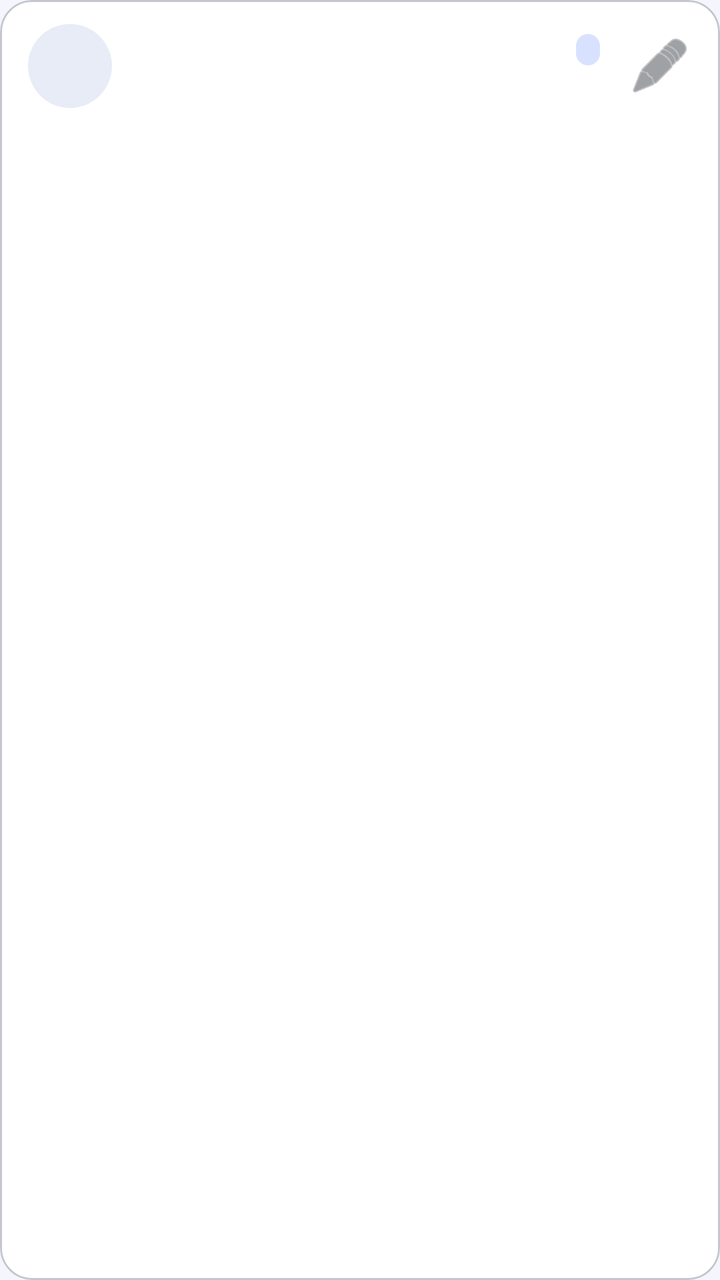
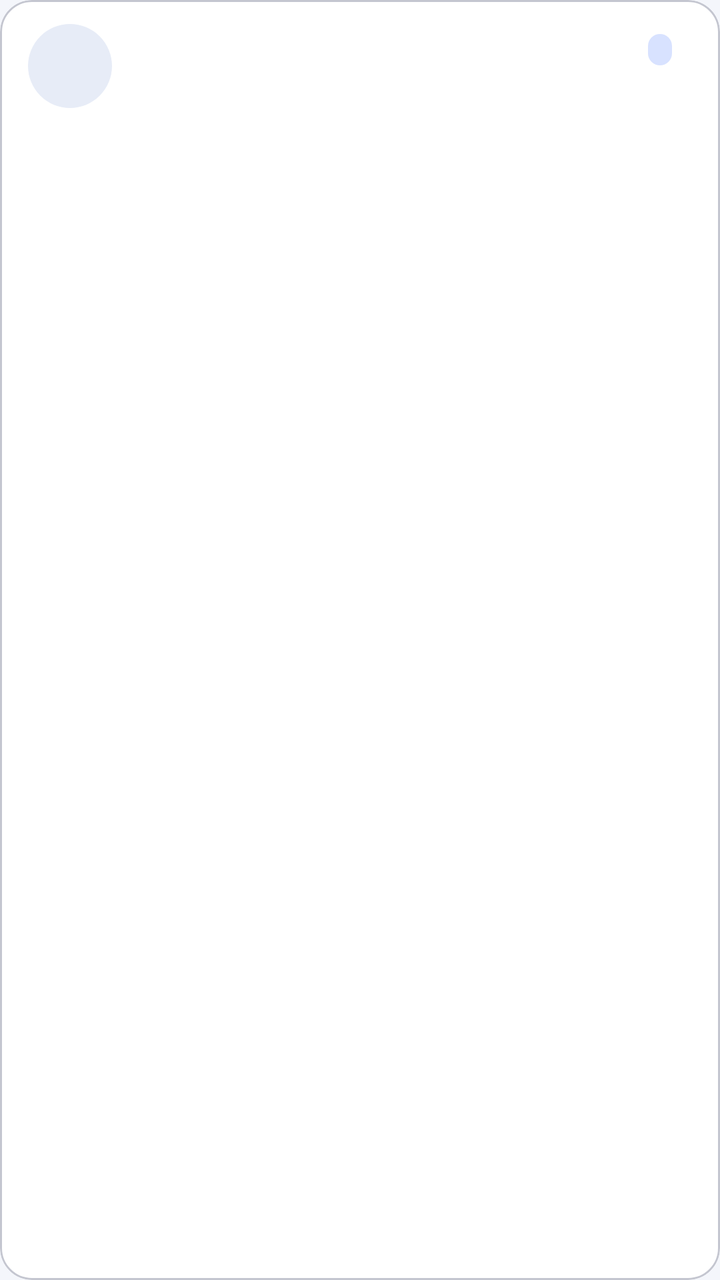

Two renders of the same Android screen: before a commit and after it. Below are the layout's source before the change and the commit's diff.
<!-- AndroidManifest.xml: application theme Theme.VPNApp -->
<!-- res/layout/item_server.xml -->
<?xml version="1.0" encoding="utf-8"?>
<com.google.android.material.card.MaterialCardView
    xmlns:android="http://schemas.android.com/apk/res/android"
    xmlns:app="http://schemas.android.com/apk/res-auto"
    android:id="@+id/root"
    android:layout_width="match_parent"
    android:layout_height="wrap_content"
    android:layout_marginHorizontal="2dp"
    android:layout_marginBottom="10dp"
    android:clickable="true"
    android:focusable="true"
    android:foreground="?attr/selectableItemBackground"
    app:cardCornerRadius="16dp"
    app:cardElevation="0dp"
    app:cardBackgroundColor="@color/surface"
    app:strokeColor="@color/outline_variant"
    app:strokeWidth="1dp">

    <LinearLayout
        android:layout_width="match_parent"
        android:layout_height="wrap_content"
        android:orientation="horizontal"
        android:gravity="center_vertical"
        android:paddingHorizontal="14dp"
        android:paddingVertical="12dp">

        <TextView
            android:id="@+id/tvFlag"
            android:layout_width="42dp"
            android:layout_height="42dp"
            android:gravity="center"
            android:textSize="22sp"
            android:background="@drawable/bg_flag_circle" />

        <LinearLayout
            android:layout_width="0dp"
            android:layout_height="wrap_content"
            android:layout_weight="1"
            android:orientation="vertical"
            android:layout_marginStart="12dp">

            <LinearLayout
                android:layout_width="match_parent"
                android:layout_height="wrap_content"
                android:orientation="horizontal"
                android:gravity="center_vertical">

                <TextView
                    android:id="@+id/tvCountry"
                    android:layout_width="wrap_content"
                    android:layout_height="wrap_content"
                    android:layout_weight="1"
                    android:textSize="16sp"
                    android:textStyle="bold"
                    android:maxLines="1"
                    android:ellipsize="end" />

                <TextView
                    android:id="@+id/tvProtocol"
                    android:layout_width="wrap_content"
                    android:layout_height="wrap_content"
                    android:layout_marginStart="6dp"
                    android:background="@drawable/bg_protocol_badge"
                    android:paddingHorizontal="6dp"
                    android:paddingVertical="1dp"
                    android:textSize="10sp"
                    android:textStyle="bold"
                    android:textColor="@color/primary" />
            </LinearLayout>

            <TextView
                android:id="@+id/tvHost"
                android:layout_width="wrap_content"
                android:layout_height="wrap_content"
                android:textSize="12sp"
                android:textColor="@color/text_secondary"
                android:maxLines="1"
                android:ellipsize="end" />
        </LinearLayout>

        <TextView
            android:id="@+id/tvPing"
            android:layout_width="wrap_content"
            android:layout_height="wrap_content"
            android:textSize="14sp"
            android:textStyle="bold"
            android:layout_marginStart="10dp" />

        <ImageButton
            android:id="@+id/btnRename"
            android:layout_width="32dp"
            android:layout_height="32dp"
            android:background="?attr/selectableItemBackgroundBorderless"
            android:src="@android:drawable/ic_menu_edit"
            android:contentDescription="@string/rename"
            android:scaleType="centerInside"
            android:layout_marginStart="4dp"
            app:tint="@color/text_secondary" />
    </LinearLayout>
</com.google.android.material.card.MaterialCardView>
<!-- resources referenced by this layout -->
<resources>
  <color name="outline_variant">#C4C6D0</color>
  <color name="primary">#0B57D0</color>
  <color name="surface">#FFFFFF</color>
  <color name="text_secondary">#5F6368</color>
  <!-- drawable bg_flag_circle (drawable) -->
  <?xml version="1.0" encoding="utf-8"?>
  <shape xmlns:android="http://schemas.android.com/apk/res/android"
      android:shape="oval">
      <solid android:color="@color/chip_default" />
  </shape>
  <!-- drawable bg_protocol_badge (drawable) -->
  <?xml version="1.0" encoding="utf-8"?>
  <shape xmlns:android="http://schemas.android.com/apk/res/android"
      android:shape="rectangle">
      <corners android:radius="8dp" />
      <solid android:color="@color/primary_container" />
  </shape>
  <string name="rename">Rename</string>
  <color name="chip_default">#E7ECF7</color>
  <color name="primary_container">#D8E2FF</color>
  <color name="on_primary">#FFFFFF</color>
  <color name="on_primary_container">#001945</color>
  <color name="secondary">#565E71</color>
  <color name="on_secondary">#FFFFFF</color>
  <color name="secondary_container">#DBE2F9</color>
  <color name="on_secondary_container">#131C2B</color>
  <color name="tertiary">#00639A</color>
  <color name="on_tertiary">#FFFFFF</color>
  <color name="tertiary_container">#CBE6FF</color>
  <color name="on_tertiary_container">#001E31</color>
  <color name="on_surface">#1A1C1E</color>
  <color name="surface_variant">#E1E2EC</color>
  <color name="on_surface_variant">#44464F</color>
  <color name="outline">#74777F</color>
  <color name="background">#F4F6FB</color>
  <color name="status_bar">#0B57D0</color>
  <style name="Widget.VPNApp.Card" parent="Widget.Material3.CardView.Filled">
          <item name="cardCornerRadius">16dp</item>
          <item name="cardElevation">0dp</item>
          <item name="strokeColor">@color/outline_variant</item>
          <item name="strokeWidth">1dp</item>
      </style>
  <style name="Widget.VPNApp.Button" parent="Widget.Material3.Button">
          <item name="cornerRadius">28dp</item>
          <item name="android:textStyle">bold</item>
      </style>
  <style name="Widget.VPNApp.Switch" parent="Widget.Material3.CompoundButton.Switch">
          <item name="useMaterialThemeColors">true</item>
      </style>
  <!-- unchanged entries left out for length: 1 -->
</resources>

<!-- the commit's change to res/layout/item_server.xml (unified diff, before → after) -->
@@ -85,16 +85,5 @@
             android:textSize="14sp"
             android:textStyle="bold"
             android:layout_marginStart="10dp" />
-
-        <ImageButton
-            android:id="@+id/btnRename"
-            android:layout_width="32dp"
-            android:layout_height="32dp"
-            android:background="?attr/selectableItemBackgroundBorderless"
-            android:src="@android:drawable/ic_menu_edit"
-            android:contentDescription="@string/rename"
-            android:scaleType="centerInside"
-            android:layout_marginStart="4dp"
-            app:tint="@color/text_secondary" />
     </LinearLayout>
 </com.google.android.material.card.MaterialCardView>
<!-- resource entries referenced after the edit -->
@@ -17,7 +17,6 @@
       <corners android:radius="8dp" />
       <solid android:color="@color/primary_container" />
   </shape>
-  <string name="rename">Rename</string>
   <color name="chip_default">#E7ECF7</color>
   <color name="primary_container">#D8E2FF</color>
   <color name="on_primary">#FFFFFF</color>
